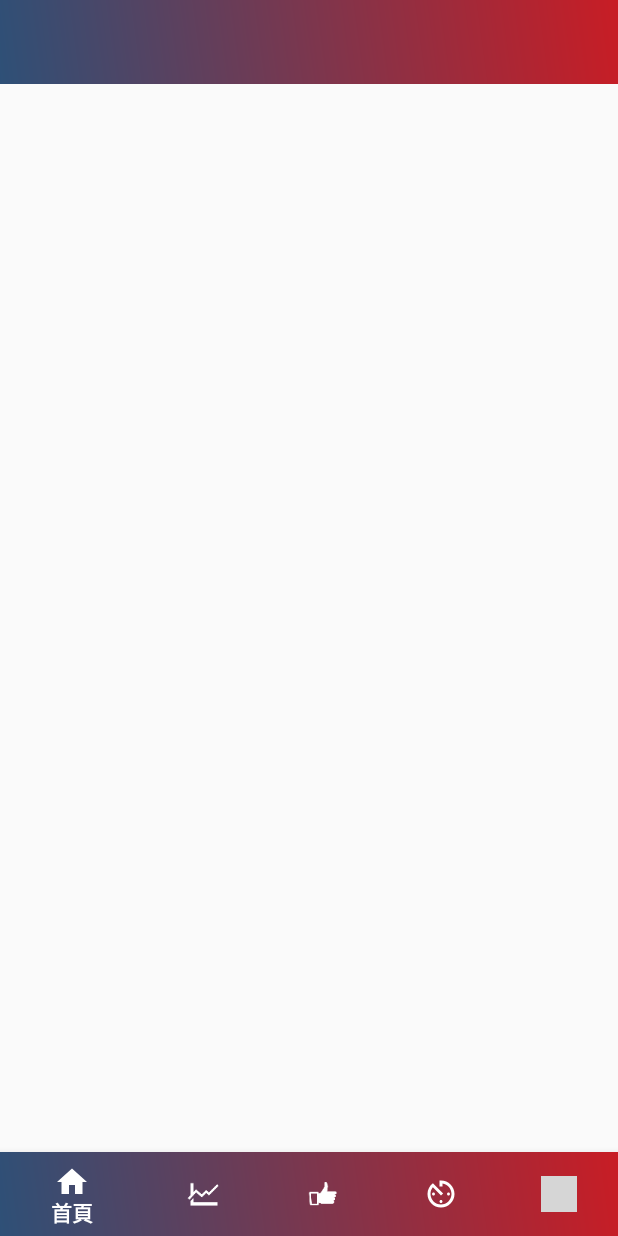
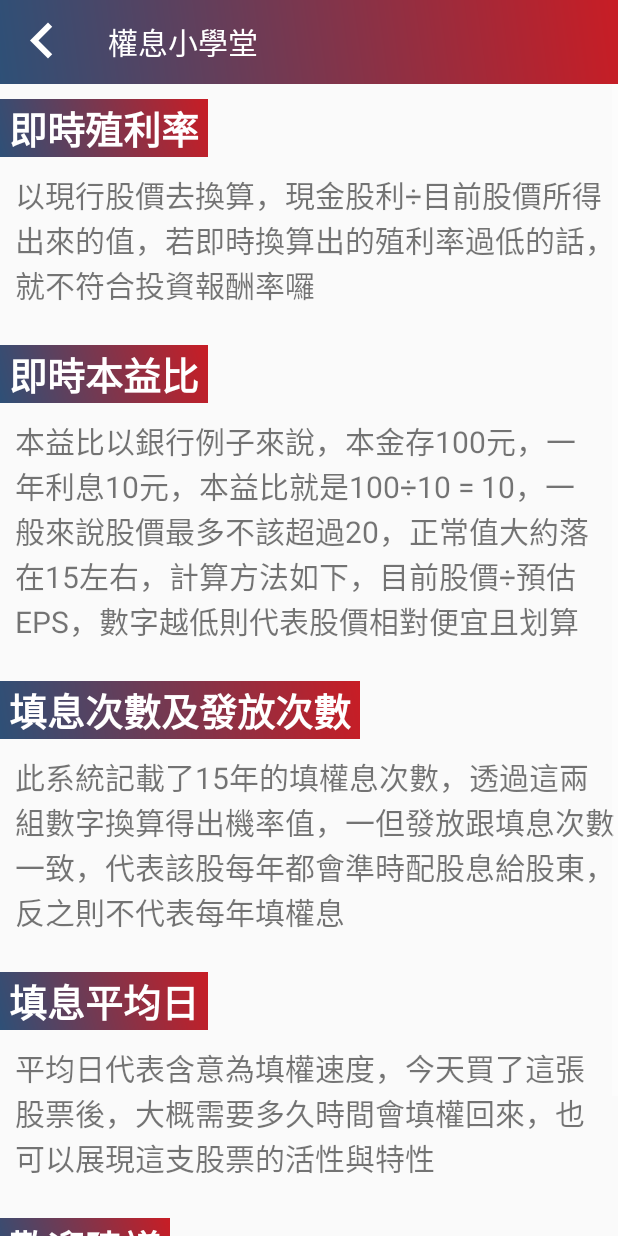
Before and after one commit to empirejames/StockParser, an Android app: the InstructionActivity screen opened directly, with no data from a screen before it, on a phone screen of 412 x 824 dp. Run offline under Robolectric (Android 15) with nearby library versions, the phone set to English and light mode, and no system bars; grey boxes are pictures that could not be loaded.

Commit message:
real time eps and PE Ratio value , Adding explant page for user reading

```diff
--- a/app/src/main/java/com/james/stockparser/InstructionActivity.java
+++ b/app/src/main/java/com/james/stockparser/InstructionActivity.java
@@ -5,11 +5,17 @@ import android.os.Build;
 import android.os.Bundle;
 import android.support.annotation.RequiresApi;
 import android.support.v7.app.AppCompatActivity;
+import android.support.v7.widget.Toolbar;
+import android.util.Log;
 import android.view.Menu;
 import android.view.MenuInflater;
+import android.view.MenuItem;
+import android.view.View;
+import android.widget.Toast;
 
 public class InstructionActivity extends AppCompatActivity {
     String TAG = InstructionActivity.class.getSimpleName();
+    private Toolbar mToolbar;
     @Override
     public boolean onCreateOptionsMenu(Menu menu) {
         MenuInflater inflater = getMenuInflater();
@@ -20,6 +26,28 @@ public class InstructionActivity extends AppCompatActivity {
     protected void onCreate(Bundle savedInstanceState) {
         super.onCreate(savedInstanceState);
         setContentView(R.layout.activity_explan);
+        mToolbar = (Toolbar) findViewById(R.id.toolbar);
+        mToolbar.setNavigationIcon(R.drawable.ic_keyboard_arrow_left_white_48dp);
+        mToolbar.setNavigationOnClickListener(new View.OnClickListener() {
+            @Override
+            public void onClick(View v) {
+                onBackPressed();
+                overridePendingTransition(R.anim.slide_in_right_1, R.anim.slide_in_right_2);
+            }
+        });
 
     }
+    private Toolbar.OnMenuItemClickListener onMenuItemClick = new Toolbar.OnMenuItemClickListener() {
+        @Override
+        public boolean onMenuItemClick(MenuItem menuItem) {
+            switch (menuItem.getItemId()) {
+                case R.id.action_search:
+
+                    break;
+                case R.id.action_filter:
+                    break;
+            }
+            return true;
+        }
+    };
 }
--- a/app/src/main/java/com/james/stockparser/MyAdapter.java
+++ b/app/src/main/java/com/james/stockparser/MyAdapter.java
@@ -71,6 +71,7 @@ public class MyAdapter extends BaseAdapter implements Filterable {
     }
     static class ViewHolder
     {
+        private TextView peRatio;
         private TextView dividend;
         private TextView stockName;
         private RatingBar rb1;
@@ -110,7 +111,8 @@ public class MyAdapter extends BaseAdapter implements Filterable {
         }
         holder.stockNumber = (TextView) row.findViewById(R.id.stock_Number);
         holder.stockNumber.setText(item.getStockNumber());
-
+        holder.peRatio = (TextView) row.findViewById(R.id.peRatio_data);
+        holder.peRatio.setText(item.getPeRatio());
         holder.dividend = (TextView) row.findViewById(R.id.now_dividend_data);
         holder.dividend.setText(item.getNowDividend());
 
--- /dev/null
+++ b/app/src/main/res/drawable/rule_background.xml
@@ -0,0 +1,5 @@
+<?xml version="1.0" encoding="utf-8"?>
+<shape xmlns:android="http://schemas.android.com/apk/res/android">
+    <corners android:bottomRightRadius="10dp" android:topRightRadius="10dp"/>
+    <solid android:color="#859576"/>
+</shape>
--- /dev/null
+++ b/app/src/main/res/drawable/textview_border.xml
@@ -0,0 +1,5 @@
+<?xml version="1.0" encoding="utf-8"?>
+<shape xmlns:android="http://schemas.android.com/apk/res/android" android:shape="rectangle" >
+    <solid android:color="#ffffff" />
+    <stroke android:width="3dip" android:color="#4fa5d5"/>
+</shape>
--- a/app/src/main/res/layout/activity_explan.xml
+++ b/app/src/main/res/layout/activity_explan.xml
@@ -1,6 +1,5 @@
 <?xml version="1.0" encoding="utf-8"?>
-<android.support.constraint.ConstraintLayout
-    xmlns:android="http://schemas.android.com/apk/res/android"
+<android.support.constraint.ConstraintLayout xmlns:android="http://schemas.android.com/apk/res/android"
     xmlns:ads="http://schemas.android.com/apk/res-auto"
     xmlns:app="http://schemas.android.com/apk/res-auto"
     xmlns:tools="http://schemas.android.com/tools"
@@ -13,19 +12,33 @@
 
         <android.support.v7.widget.Toolbar
             android:id="@+id/toolbar"
+            app:title="@string/app_value"
             android:layout_width="match_parent"
             android:layout_height="wrap_content"
             android:background="@drawable/background_radius"
             android:minHeight="?attr/actionBarSize">
         </android.support.v7.widget.Toolbar>
 
-        <ListView
-            android:id="@+id/list_view"
+        <ScrollView
             android:layout_width="match_parent"
             android:layout_height="wrap_content"
-            android:layout_below="@+id/toolbar"
-            tools:layout_editor_absoluteX="8dp"
-            tools:layout_editor_absoluteY="8dp" />
+            android:layout_alignParentBottom="true"
+            android:layout_alignParentLeft="true"
+            android:layout_below="@+id/toolbar">
+
+            <LinearLayout
+                android:layout_width="match_parent"
+                android:layout_height="wrap_content"
+                android:gravity="center_horizontal"
+                android:orientation="vertical">
+
+                <include
+                    layout="@layout/data_center_halfdown"
+                    android:layout_width="match_parent"
+                    android:layout_height="match_parent"
+                    android:layout_alignBottom="@+id/toolbar" />
+            </LinearLayout>
+        </ScrollView>
 
         <android.support.design.widget.BottomNavigationView
             android:id="@+id/navigation"
@@ -34,22 +47,10 @@
             android:layout_alignParentBottom="true"
             android:layout_gravity="bottom"
             android:background="@drawable/background_radius"
+            android:visibility="gone"
             app:itemIconTint="@color/colorWhite"
             app:itemTextColor="@color/colorWhite"
             app:menu="@menu/navigation_bottom" />
 
-        <com.google.android.gms.ads.AdView
-            android:id="@+id/adView"
-            android:layout_width="wrap_content"
-            android:layout_height="wrap_content"
-            android:layout_alignParentBottom="true"
-            android:layout_centerHorizontal="true"
-            android:layout_marginEnd="8dp"
-            android:layout_marginRight="8dp"
-            ads:adSize="BANNER"
-            ads:adUnitId="@string/banner_ad_unit_id"
-            app:layout_constraintRight_toRightOf="parent"
-            tools:layout_editor_absoluteY="465dp">
-        </com.google.android.gms.ads.AdView>
     </RelativeLayout>
 </android.support.constraint.ConstraintLayout>
--- /dev/null
+++ b/app/src/main/res/layout/data_center_halfdown.xml
@@ -0,0 +1,139 @@
+<?xml version="1.0" encoding="utf-8"?>
+<RelativeLayout xmlns:android="http://schemas.android.com/apk/res/android"
+    android:layout_width="match_parent"
+    android:layout_height="match_parent"
+    android:orientation="vertical">
+
+    <RelativeLayout
+        android:id="@+id/pricingSection"
+        android:layout_width="match_parent"
+        android:layout_height="match_parent"
+        android:orientation="vertical">
+
+        <LinearLayout
+            android:layout_width="match_parent"
+            android:layout_height="wrap_content"
+            android:orientation="vertical">
+
+            <TextView
+                android:id="@+id/name"
+                android:layout_width="wrap_content"
+                android:layout_height="wrap_content"
+                android:layout_marginRight="15dp"
+                android:layout_marginTop="10dp"
+                android:background="@drawable/background_radius"
+                android:text=" 即時殖利率 "
+                android:textColor="@color/colorWhite"
+                android:textSize="25dp"
+                android:textStyle="bold" />
+
+            <TextView
+                android:id="@+id/tv_name"
+                android:layout_width="match_parent"
+                android:layout_height="wrap_content"
+                android:layout_marginBottom="10dp"
+                android:layout_marginLeft="10dp"
+                android:layout_marginTop="10dp"
+                android:text="以現行股價去換算，現金股利÷目前股價所得出來的值，若即時換算出的殖利率過低的話，就不符合投資報酬率囉"
+                android:textSize="20dp" />
+
+            <TextView
+                android:id="@+id/classes"
+                android:layout_width="wrap_content"
+                android:layout_height="wrap_content"
+                android:layout_below="@id/tv_name"
+                android:layout_marginRight="15dp"
+                android:layout_marginTop="15dp"
+                android:background="@drawable/background_radius"
+                android:text=" 即時本益比 "
+                android:textColor="@color/colorWhite"
+                android:textSize="25dp"
+                android:textStyle="bold" />
+
+            <TextView
+                android:id="@+id/tv_classes"
+                android:layout_width="match_parent"
+                android:layout_height="wrap_content"
+                android:layout_below="@id/classes"
+                android:layout_marginBottom="10dp"
+                android:layout_marginLeft="10dp"
+                android:layout_marginRight="10dp"
+                android:layout_marginTop="10dp"
+                android:text="本益比以銀行例子來說，本金存100元，一年利息10元，本益比就是100÷10 = 10，一般來說股價最多不該超過20，正常值大約落在15左右，計算方法如下，目前股價÷預估EPS，數字越低則代表股價相對便宜且划算"
+                android:textSize="20dp" />
+
+            <TextView
+                android:id="@+id/distribution"
+                android:layout_width="wrap_content"
+                android:layout_height="wrap_content"
+                android:layout_below="@id/tv_classes"
+                android:layout_marginRight="15dp"
+                android:layout_marginTop="15dp"
+                android:background="@drawable/background_radius"
+                android:text=" 填息次數及發放次數 "
+                android:textColor="@color/colorWhite"
+                android:textSize="25dp"
+                android:textStyle="bold" />
+
+            <TextView
+                android:id="@+id/tv_distribution"
+                android:layout_width="match_parent"
+                android:layout_height="wrap_content"
+                android:layout_below="@id/distribution"
+                android:layout_marginBottom="10dp"
+                android:layout_marginLeft="10dp"
+                android:layout_marginTop="10dp"
+                android:text="此系統記載了15年的填權息次數，透過這兩組數字換算得出機率值，一但發放跟填息次數一致，代表該股每年都會準時配股息給股東，反之則不代表每年填權息"
+                android:textSize="20dp" />
+
+            <TextView
+                android:id="@+id/habitat"
+                android:layout_width="wrap_content"
+                android:layout_height="wrap_content"
+                android:layout_below="@id/tv_distribution"
+                android:layout_marginBottom="10dp"
+                android:layout_marginRight="10dp"
+                android:layout_marginTop="15dp"
+                android:background="@drawable/background_radius"
+                android:text=" 填息平均日 "
+                android:textColor="@color/colorWhite"
+                android:textSize="25dp"
+                android:textStyle="bold" />
+
+            <TextView
+                android:id="@+id/tv_habitat"
+                android:layout_width="match_parent"
+                android:layout_height="wrap_content"
+                android:layout_below="@id/habitat"
+                android:layout_marginBottom="10dp"
+                android:layout_marginLeft="10dp"
+                android:layout_marginRight="10dp"
+                android:text="平均日代表含意為填權速度，今天買了這張股票後，大概需要多久時間會填權回來，也可以展現這支股票的活性與特性"
+                android:textSize="20dp" />
+
+            <TextView
+                android:id="@+id/feature"
+                android:layout_width="wrap_content"
+                android:layout_height="wrap_content"
+                android:layout_below="@id/tv_habitat"
+                android:layout_marginTop="15dp"
+                android:background="@drawable/background_radius"
+                android:text=" 歡迎建議 "
+                android:textColor="@color/colorWhite"
+                android:textSize="25dp"
+                android:textStyle="bold" />
+
+            <TextView
+                android:id="@+id/tv_feature"
+                android:layout_width="match_parent"
+                android:layout_height="wrap_content"
+                android:layout_below="@id/feature"
+                android:layout_marginBottom="10dp"
+                android:layout_marginLeft="10dp"
+                android:layout_marginRight="10dp"
+                android:layout_marginTop="10dp"
+                android:text="如果還有更多問題及建議可以發信給權息大師團隊，empirejames@hotmail.com"
+                android:textSize="20dp" />
+        </LinearLayout>
+    </RelativeLayout>
+</RelativeLayout>
--- a/app/src/main/res/values/strings.xml
+++ b/app/src/main/res/values/strings.xml
@@ -1,5 +1,6 @@
 <resources>
     <string name="app_name">權息大師</string>
+    <string name="app_value">權息小學堂</string>
     <string name="edit">Edit</string>
     <string name="app_ver">APP Version 4.3</string>
     <string name="taixiday">填息平均日小於 :</string>
```
Also changed, not shown: app/src/main/java/com/james/stockparser/MainActivity.java (+27 -7 lines), app/src/main/java/com/james/stockparser/NetWork/stockDividend.java (+4 -4 lines), app/src/main/java/com/james/stockparser/NetWork/stockPERatio.java (added, +40 -0 lines), app/src/main/java/com/james/stockparser/StockItem.java (+7 -3 lines), app/src/main/res/layout/activity_main.xml (+4 -4 lines), app/src/main/res/layout/list_stock.xml (+28 -0 lines), app/src/main/res/menu/menu_question.xml (added, +10 -0 lines).
